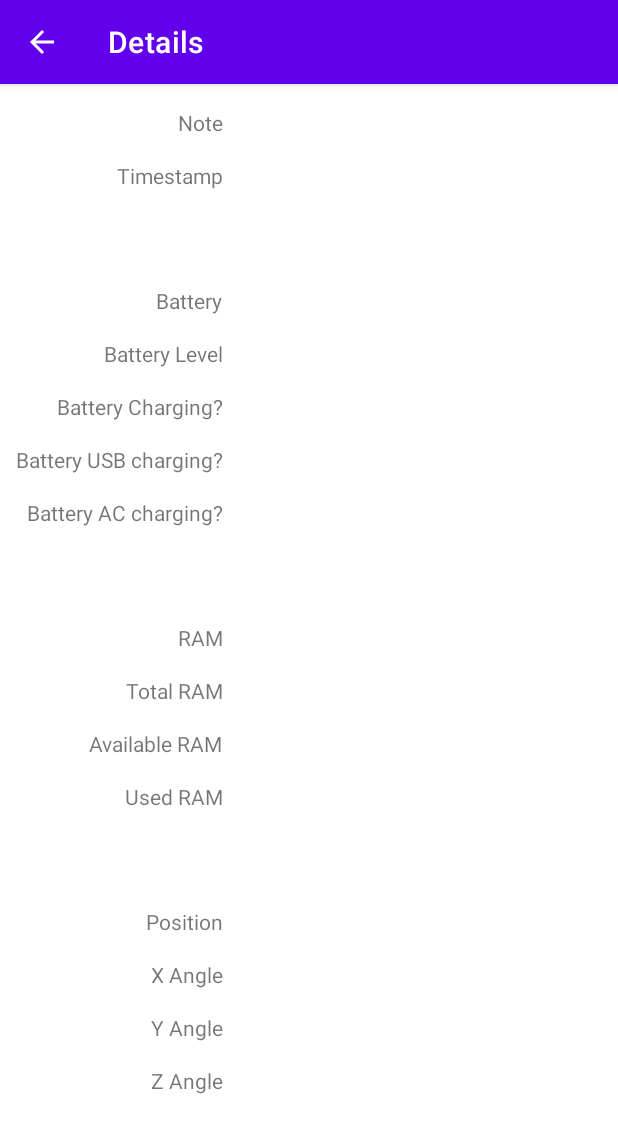
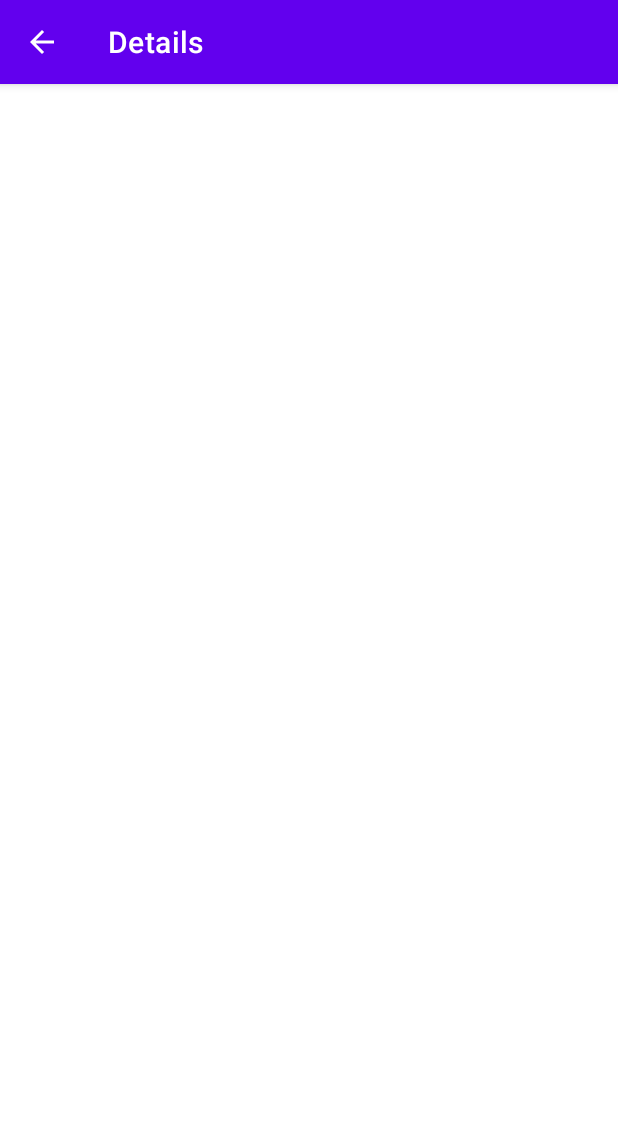
Before and after one commit to alpha900i/HardwareDataListener, an Android app: the DetailsFragment screen opened directly, with no data from a screen before it, on a phone screen of 412 x 824 dp. Shown: the top 1133 px of the screen. Run offline under Robolectric (Android 15) with nearby library versions, the phone set to English and light mode, and no system bars; our stand-ins replace Room's generated code.

Commit message:
There should be no details (even empty one, with titles only) shown in master-details if no master element is selected

```diff
--- a/app/src/main/java/com/alpha900i/samsungproject/view/DetailsFragment.java
+++ b/app/src/main/java/com/alpha900i/samsungproject/view/DetailsFragment.java
@@ -7,6 +7,7 @@ import android.view.ViewGroup;
 import android.widget.TextView;
 
 import androidx.annotation.NonNull;
+import androidx.constraintlayout.widget.ConstraintLayout;
 import androidx.fragment.app.Fragment;
 import androidx.lifecycle.ViewModelProvider;
 
@@ -19,6 +20,7 @@ import java.util.Locale;
 public class DetailsFragment extends Fragment {
     long logEntryId = 0;
 
+    ConstraintLayout mainLayout;
     TextView noteText, timestampText;
     TextView batteryLevelText, batteryChargingText, batteryUSBChargingText, batteryACChargingText;
     TextView totalRAMText, availableRAMText, usedRAMText;
@@ -47,12 +49,17 @@ public class DetailsFragment extends Fragment {
         setHasOptionsMenu(true);
 
         findViews(view);
+
+        mainLayout.setVisibility(View.GONE);
+
         setupViewModel();
 
         return view;
     }
 
     private void findViews(View parent) {
+        mainLayout = parent.findViewById(R.id.main_layout);
+
         noteText = parent.findViewById(R.id.note_text);
         timestampText = parent.findViewById(R.id.timestamp_text);
 
@@ -76,6 +83,7 @@ public class DetailsFragment extends Fragment {
             if (logEntry == null) {
                 return;
             }
+            mainLayout.setVisibility(View.VISIBLE);
             noteText.setText(logEntry.getNote());
             timestampText.setText(logEntry.getPrintableTimestamp());
 
--- a/app/src/main/res/layout/fragment_details.xml
+++ b/app/src/main/res/layout/fragment_details.xml
@@ -7,6 +7,7 @@
     android:layout_height="match_parent" >
 
     <androidx.constraintlayout.widget.ConstraintLayout
+        android:id="@+id/main_layout"
         android:layout_width="match_parent"
         android:layout_height="wrap_content"
         tools:context=".view.DetailsActivity">
```
